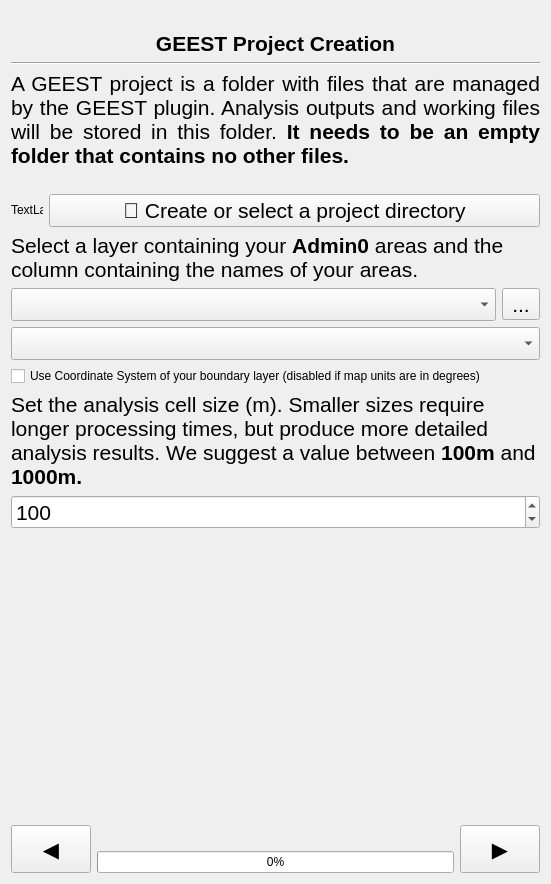
worldbank/GEEST, file geest/ui/create_project_panel_base.ui: the form before one commit.
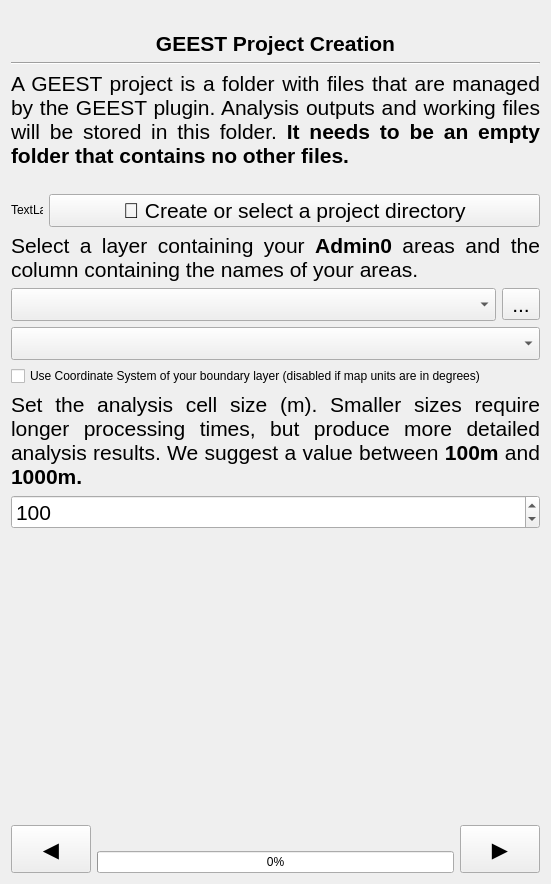
The form after the commit. Icons and pictures are not drawn. Custom widgets are drawn as their Qt base class.

Commit message: v.3.8: weight setting- writing is white Fixes #685

```diff
--- a/geest/ui/create_project_panel_base.ui
+++ b/geest/ui/create_project_panel_base.ui
@@ -121,7 +121,7 @@
       </font>
      </property>
      <property name="text">
-      <string>&lt;html&gt;&lt;head/&gt;&lt;body&gt;&lt;p&gt;Select a layer containing your &lt;span style=&quot; font-weight:600;&quot;&gt;Admin0&lt;/span&gt; areas and the column containing the names of your areas.&lt;/p&gt;&lt;/body&gt;&lt;/html&gt;</string>
+      <string>&lt;html&gt;&lt;head/&gt;&lt;body&gt;&lt;p align=&quot;justify&quot;&gt;Select a layer containing your &lt;span style=&quot; font-weight:600;&quot;&gt;Admin0&lt;/span&gt; areas and the column containing the names of your areas.&lt;/p&gt;&lt;/body&gt;&lt;/html&gt;</string>
      </property>
      <property name="alignment">
       <set>Qt::AlignLeading|Qt::AlignLeft|Qt::AlignTop</set>
@@ -174,7 +174,7 @@
       <bool>true</bool>
      </property>
      <property name="text">
-      <string>&lt;html&gt;&lt;head/&gt;&lt;body&gt;&lt;p&gt;&lt;span style=&quot; font-size:16pt;&quot;&gt;Set the analysis cell size (m). Smaller sizes require longer processing times, but produce more detailed analysis results. We suggest a value between &lt;/span&gt;&lt;span style=&quot; font-size:16pt; font-weight:600;&quot;&gt;100m&lt;/span&gt;&lt;span style=&quot; font-size:16pt;&quot;&gt; and &lt;/span&gt;&lt;span style=&quot; font-size:16pt; font-weight:600;&quot;&gt;1000m.&lt;/span&gt;&lt;/p&gt;&lt;/body&gt;&lt;/html&gt;</string>
+      <string>&lt;html&gt;&lt;head/&gt;&lt;body&gt;&lt;p align=&quot;justify&quot;&gt;&lt;span style=&quot; font-size:16pt;&quot;&gt;Set the analysis cell size (m). Smaller sizes require longer processing times, but produce more detailed analysis results. We suggest a value between &lt;/span&gt;&lt;span style=&quot; font-size:16pt; font-weight:600;&quot;&gt;100m&lt;/span&gt;&lt;span style=&quot; font-size:16pt;&quot;&gt; and &lt;/span&gt;&lt;span style=&quot; font-size:16pt; font-weight:600;&quot;&gt;1000m.&lt;/span&gt;&lt;/p&gt;&lt;/body&gt;&lt;/html&gt;</string>
      </property>
      <property name="textFormat">
       <enum>Qt::RichText</enum>
```
The commit also changes 3 other files.
